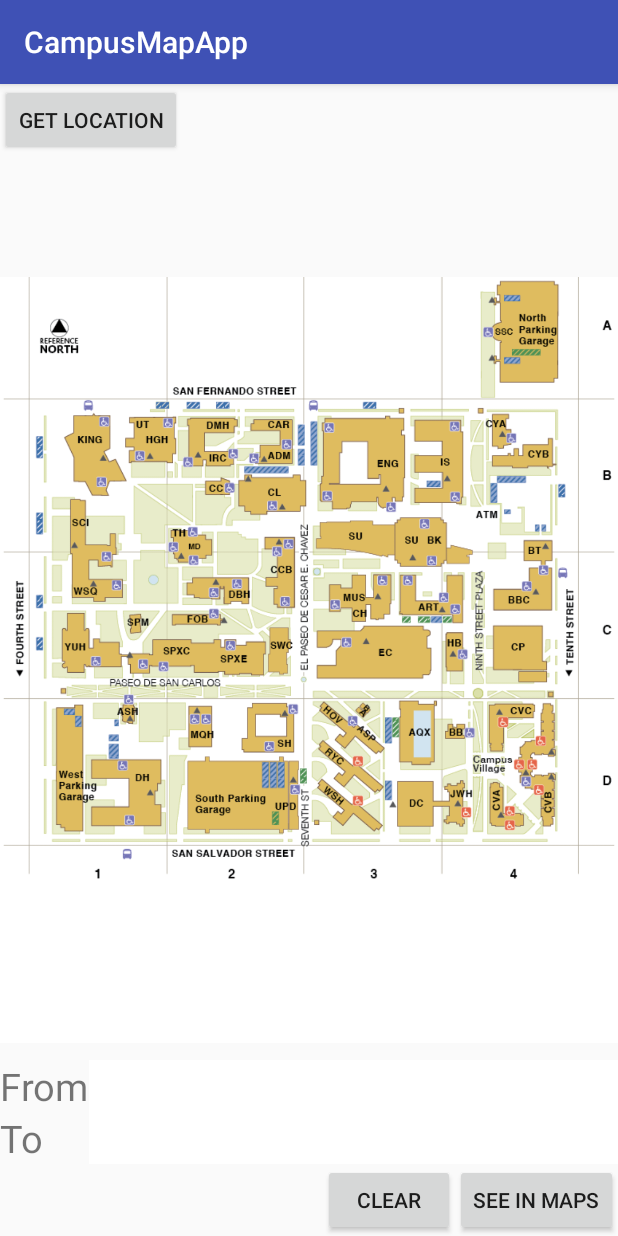
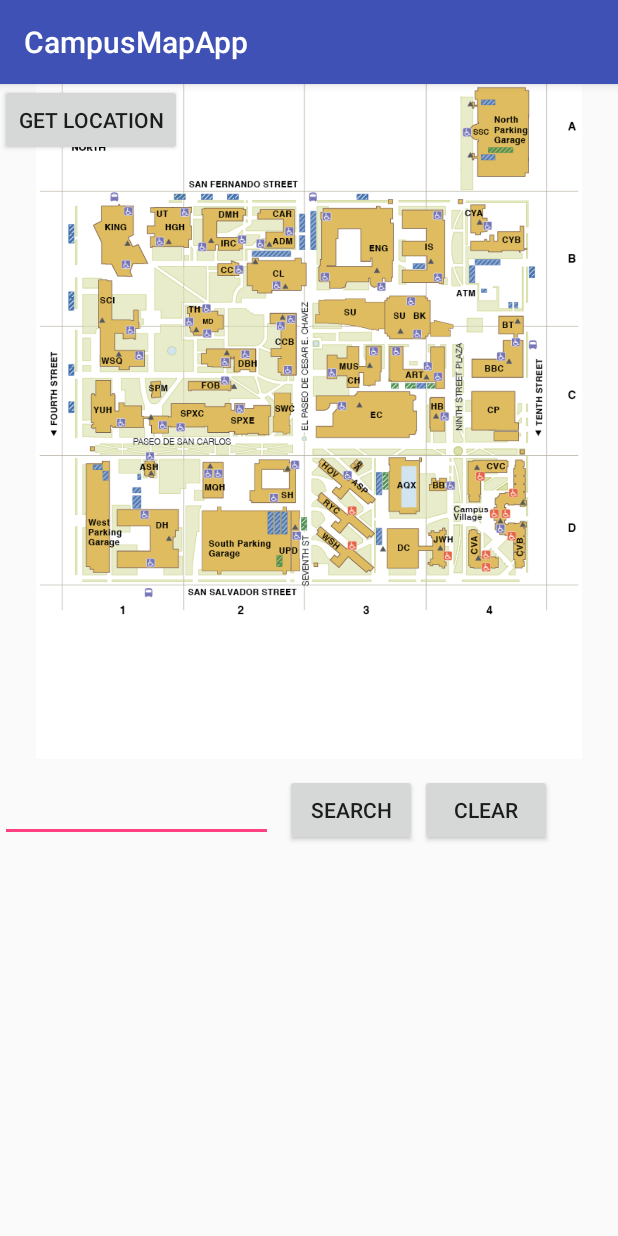
Before and after one commit to AnshumanTripathi/CampusMapApp, an Android app: the screen it shows after launch (MainActivity), on a phone screen of 412 x 824 dp. Run offline under Robolectric (Android 15) with nearby library versions, the phone set to English and light mode, and no system bars; 2 statements that could not run were skipped.

Commit message:
adding search bar

```diff
--- a/app/src/main/java/com/anshumantripathi/campusmapapp/activities/MainActivity.java
+++ b/app/src/main/java/com/anshumantripathi/campusmapapp/activities/MainActivity.java
@@ -2,6 +2,7 @@ package com.anshumantripathi.campusmapapp.activities;
 
 
 import android.Manifest;
+import android.app.Activity;
 import android.content.Context;
 import android.content.DialogInterface;
 import android.content.Intent;
@@ -10,7 +11,6 @@ import android.graphics.Bitmap;
 import android.graphics.BitmapFactory;
 import android.graphics.Canvas;
 import android.graphics.Color;
-import android.graphics.Matrix;
 import android.location.Location;
 import android.location.LocationListener;
 import android.location.LocationManager;
@@ -22,7 +22,9 @@ import android.support.v7.app.AppCompatActivity;
 import android.util.Log;
 import android.view.MotionEvent;
 import android.view.View;
+import android.view.inputmethod.InputMethodManager;
 import android.widget.Button;
+import android.widget.EditText;
 import android.widget.ImageView;
 import android.widget.RelativeLayout;
 import android.widget.Toast;
@@ -36,25 +38,36 @@ import com.anshumantripathi.campusmapapp.util.LocationContext;
 import com.anshumantripathi.campusmapapp.R;
 import com.anshumantripathi.campusmapapp.util.TravelMode;
 
-import org.json.JSONObject;
+import java.util.ArrayList;
 
+import static android.R.attr.onClick;
 import static com.anshumantripathi.campusmapapp.model.CampusData.initCampusBoundaries;
 
 public class MainActivity extends AppCompatActivity {
 
     private static final int ACCESS_COARSE_LOCATION = 1;
     LocationContext ctx = LocationContext.getInstance();
-//    Button locationBtn;
-
+    EditText searchbar;
+    Button searchbutton;
+    Button clear;
+    CampusData cd = new CampusData();
 
     @Override
     protected void onCreate(Bundle savedInstanceState) {
         super.onCreate(savedInstanceState);
         setContentView(R.layout.activity_main);
+
+        searchbar = (EditText) findViewById(R.id.searchbar);
+        searchbutton = (Button) findViewById(R.id.searchbutton);
+        clear = (Button) findViewById(R.id.clear);
+
         initCampusBoundaries();
+
         final ImageView campusImage = (ImageView) findViewById(R.id.campusImage);
+
         LocationContext.getInstance().resetContext();
         getCurrentLocation();
+
         campusImage.setOnTouchListener(new View.OnTouchListener() {
             @Override
             public boolean onTouch(View v, MotionEvent event) {
@@ -69,7 +82,6 @@ public class MainActivity extends AppCompatActivity {
                         ImageView iv = new ImageView(getApplicationContext());
                         lp.setMargins(envX, envY, 0, 0);
                         iv.setLayoutParams(lp);
-//                        iv.setImageDrawable(getResources().getDrawable(R.drawable.pin));
                         Canvas canvas = new Canvas();
                         Bitmap pin = BitmapFactory.decodeResource(getResources(), R.drawable.pin);
                         canvas.drawBitmap(pin, envX, envY, null);
@@ -98,15 +110,28 @@ public class MainActivity extends AppCompatActivity {
             }
         });
 
-//        locationBtn.setOnClickListener(new View.OnClickListener() {
-//            @Override
-//            public void onClick(View v) {
-//
-//            }
-//        });
+        searchbutton.setOnClickListener(new View.OnClickListener() {
+            @Override
+            public void onClick(View v) {
 
+                InputMethodManager imm = (InputMethodManager) getSystemService(Activity.INPUT_METHOD_SERVICE);
+                imm.toggleSoftInput(InputMethodManager.HIDE_IMPLICIT_ONLY, 0);
+
+                String searchQuery = searchbar.getText().toString();
+                ArrayList<String> op = searchBuilding(searchQuery);
+                for (int id = 0; id < op.size(); id++) {
+                    Log.v("Search Output:", op.get(id).toString());
+                }
+            }
+        });
+
+        clear.setOnClickListener(new View.OnClickListener() {
+            @Override
+            public void onClick(View v) {
+                searchbar.getText().clear();
+            }
+        });
     }
-
 
     public int getHotspotColor(int hotspotId, int x, int y) {
         ImageView img = (ImageView) findViewById(hotspotId);
@@ -158,12 +183,12 @@ public class MainActivity extends AppCompatActivity {
 
                 }
             };
-            locationManager.requestLocationUpdates(LocationManager.GPS_PROVIDER,0,0, locationListener);
+            locationManager.requestLocationUpdates(LocationManager.GPS_PROVIDER, 0, 0, locationListener);
             currentLocation.setLat(locationManager.getLastKnownLocation(LocationManager.GPS_PROVIDER).getLatitude());
             currentLocation.setLng(locationManager.getLastKnownLocation(LocationManager.GPS_PROVIDER).getLongitude());
             ctx.setCurrentLocation(currentLocation);
             System.out.println(ctx.getCurrentLocation().toString());
-            Toast.makeText(MainActivity.this,ctx.getCurrentLocation().toString(),Toast.LENGTH_SHORT).show();
+            Toast.makeText(MainActivity.this, ctx.getCurrentLocation().toString(), Toast.LENGTH_SHORT).show();
         } catch (SecurityException permissionException) {
             Toast.makeText(getBaseContext(), "Location permission might be missing. Check GPS", Toast.LENGTH_SHORT).show();
             displayGpsStatus();
@@ -212,13 +237,12 @@ public class MainActivity extends AppCompatActivity {
 
     private void setDestinationLocationInContext(int envX, int envY) {
         int color = getHotspotColor(R.id.imageOverlay, envX, envY);
-        int selectedColor=-1;
+        int selectedColor = -1;
         Log.v("Color clicked:", Integer.toString(color));
 
-        if(closeMatch(Color.WHITE,color,Constants.TOLERANCE)){
-            Toast.makeText(MainActivity.this,"Empty",Toast.LENGTH_SHORT).show();
-        }else
-        if (closeMatch(Color.YELLOW, color, Constants.TOLERANCE)) {
+        if (closeMatch(Color.WHITE, color, Constants.TOLERANCE)) {
+            Toast.makeText(MainActivity.this, "Empty", Toast.LENGTH_SHORT).show();
+        } else if (closeMatch(Color.YELLOW, color, Constants.TOLERANCE)) {
             Toast.makeText(MainActivity.this, "Library", Toast.LENGTH_SHORT).show();
             LocationContext.getInstance().setColor(0);
             selectedColor = 0;
@@ -249,9 +273,8 @@ public class MainActivity extends AppCompatActivity {
             selectedColor = 5;
 
         }
-        if(selectedColor == -1) {
-        }
-        else
+        if (selectedColor == -1) {
+        } else
             setDestinationBuildingDetails(selectedColor);
     }
 
@@ -259,7 +282,6 @@ public class MainActivity extends AppCompatActivity {
     private void setDestinationBuildingDetails(int color) {
 
         Log.v("Color:", Integer.toString(color));
-        CampusData cd = new CampusData();
         BuildingData buil = cd.getBuildingData().get(color);
 
         Coordinates destC = new Coordinates();
@@ -291,4 +313,18 @@ public class MainActivity extends AppCompatActivity {
         return null;
     }
 
+    public ArrayList<String> searchBuilding(String searchQuery) {
+        Log.v("Search Query:", searchQuery);
+        ArrayList<String> op = new ArrayList<>();
+        for (int id = 0; id < Constants.BUILD_COUNT; id++) {
+            String buildingName = CampusData.buildingData.get(id).getName().toLowerCase();
+            Log.v("CHecking Building:", buildingName);
+            if (buildingName.contains(searchQuery) == true) {
+                Log.v("MATCHES:", buildingName);
+                op.add(buildingName);
+            }
+        }
+        return op;
+    }
+
 }
--- a/app/src/main/res/layout/activity_main.xml
+++ b/app/src/main/res/layout/activity_main.xml
@@ -8,74 +8,11 @@
 
     <ImageView
         android:layout_width="match_parent"
-        android:layout_height="match_parent"
+        android:layout_height="450dp"
         android:id="@+id/imageOverlay"
         android:scaleType="fitCenter"
         android:visibility="invisible"
         android:src="@drawable/image_overlay"/>
-
-    <LinearLayout
-        android:layout_width="match_parent"
-        android:layout_height="wrap_content"
-        android:layout_gravity="bottom"
-        android:orientation="vertical">
-
-        <LinearLayout
-            android:layout_width="match_parent"
-            android:layout_height="wrap_content"
-            android:orientation="horizontal">
-        <TextView
-            android:layout_width="wrap_content"
-            android:layout_height="wrap_content"
-            android:text="From"
-            android:layout_gravity="bottom"
-            android:textSize="25sp" />
-        <EditText
-            android:id="@+id/from"
-            android:layout_width="match_parent"
-            android:layout_height="wrap_content"
-            android:textSize="25sp"
-            android:layout_gravity="bottom"
-            android:background="@color/white"
-            android:textStyle="bold" />
-        </LinearLayout>
-
-        <LinearLayout
-            android:layout_width="match_parent"
-            android:layout_height="wrap_content"
-            android:layout_gravity="bottom"
-            android:orientation="horizontal">
-            <TextView
-                android:layout_width="wrap_content"
-                android:layout_height="wrap_content"
-                android:text="To"
-                android:layout_gravity="bottom"
-                android:textSize="25sp" />
-            <EditText
-                android:id="@+id/to"
-                android:layout_width="match_parent"
-                android:layout_height="wrap_content"
-                android:textSize="25sp"
-                android:layout_gravity="bottom"
-                android:background="@color/white"
-                android:textStyle="bold"
-                android:layout_marginStart="30dp"/>
-        </LinearLayout>
-        <LinearLayout
-            android:layout_height="wrap_content"
-            android:layout_width="wrap_content"
-            android:layout_gravity="end"
-            android:orientation="horizontal">
-            <Button
-                android:layout_width="wrap_content"
-                android:layout_height="wrap_content"
-                android:text="Clear"/>
-            <Button
-                android:layout_width="wrap_content"
-                android:layout_height="wrap_content"
-                android:text="See in Maps"/>
-        </LinearLayout>
-    </LinearLayout>
 
     <Button
         android:text="Get Location"
@@ -85,9 +22,33 @@
 
     <ImageView
         android:layout_width="match_parent"
-        android:layout_height="match_parent"
+        android:layout_height="450dp"
         android:id="@+id/campusImage"
         android:src="@drawable/campus_image"
         android:scaleType="fitCenter"/>
 
+    <EditText
+        android:layout_width="182dp"
+        android:layout_height="wrap_content"
+        android:inputType="textPersonName"
+        android:layout_marginTop="460dp"
+        android:ems="10"
+        android:id="@+id/searchbar" />
+
+    <Button
+        android:text="Search"
+        android:layout_width="wrap_content"
+        android:layout_height="wrap_content"
+        android:layout_marginTop="460dp"
+        android:layout_marginLeft="190dp"
+        android:id="@+id/searchbutton" />
+
+    <Button
+        android:text="Clear"
+        android:layout_width="wrap_content"
+        android:layout_height="wrap_content"
+        android:layout_marginTop="460dp"
+        android:layout_marginLeft="280dp"
+        android:id="@+id/clear" />
+
 </FrameLayout>
```
